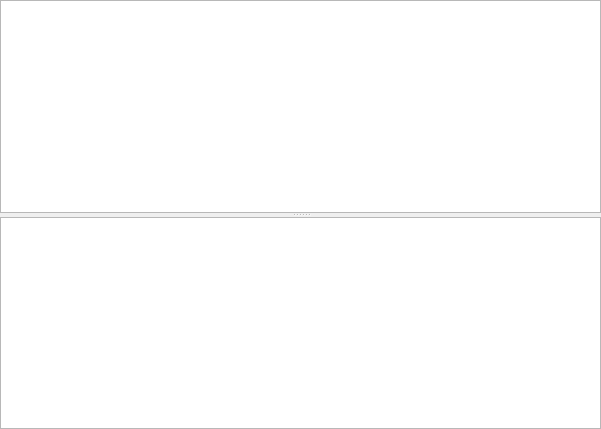
Old version of the form mapviewer.ui in the repository martinribelotta/embedded-ide.
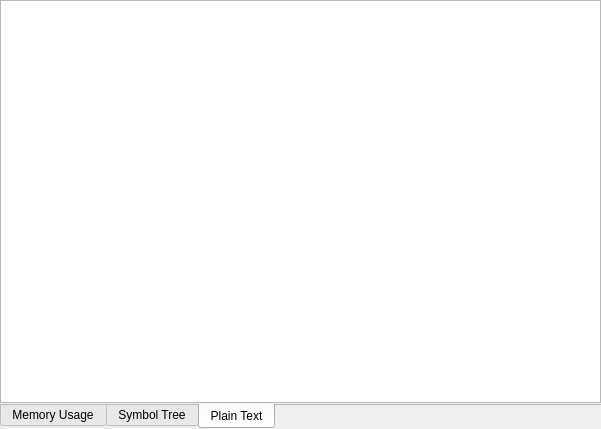
New version of the form. The open tabs and pages were chosen to show the change. Custom widgets are drawn as their Qt base class.

Commit message: MAPVIEW: Tabbed UI, load raw text in last tab

What changed in the file:
```diff
--- a/mapviewer.ui
+++ b/mapviewer.ui
@@ -13,7 +13,7 @@
   <property name="windowTitle">
    <string>Form</string>
   </property>
-  <layout class="QHBoxLayout" name="horizontalLayout">
+  <layout class="QVBoxLayout" name="verticalLayout_4">
    <property name="spacing">
     <number>0</number>
    </property>
@@ -30,10 +30,37 @@
     <number>0</number>
    </property>
    <item>
-    <widget class="QSplitter" name="splitter">
-     <property name="orientation">
-      <enum>Qt::Vertical</enum>
+    <widget class="QTabWidget" name="tabWidget">
+     <property name="tabPosition">
+      <enum>QTabWidget::South</enum>
      </property>
+     <property name="currentIndex">
+      <number>0</number>
+     </property>
+     <property name="documentMode">
+      <bool>true</bool>
+     </property>
+     <widget class="QWidget" name="tab">
+      <attribute name="title">
+       <string>Memory Usage</string>
+      </attribute>
+      <layout class="QVBoxLayout" name="verticalLayout_3">
+       <property name="spacing">
+        <number>0</number>
+       </property>
+       <property name="leftMargin">
+        <number>0</number>
+       </property>
+       <property name="topMargin">
+        <number>0</number>
+       </property>
+       <property name="rightMargin">
+        <number>0</number>
+       </property>
+       <property name="bottomMargin">
+        <number>0</number>
+       </property>
+       <item>
      <widget class="QTableView" name="memoryTable">
       <property name="editTriggers">
        <set>QAbstractItemView::NoEditTriggers</set>
@@ -63,11 +90,74 @@
        <bool>false</bool>
       </attribute>
      </widget>
+       </item>
+      </layout>
+     </widget>
+     <widget class="QWidget" name="tab_2">
+      <attribute name="title">
+       <string>Symbol Tree</string>
+      </attribute>
+      <layout class="QVBoxLayout" name="verticalLayout_2">
+       <property name="spacing">
+        <number>0</number>
+       </property>
+       <property name="leftMargin">
+        <number>0</number>
+       </property>
+       <property name="topMargin">
+        <number>0</number>
+       </property>
+       <property name="rightMargin">
+        <number>0</number>
+       </property>
+       <property name="bottomMargin">
+        <number>0</number>
+       </property>
+       <item>
      <widget class="QTreeView" name="symbolsTable"/>
-    </widget>
+       </item>
+      </layout>
+     </widget>
+     <widget class="QWidget" name="tab_3">
+      <attribute name="title">
+       <string>Plain Text</string>
+      </attribute>
+      <layout class="QVBoxLayout" name="verticalLayout">
+       <property name="spacing">
+        <number>0</number>
+       </property>
+       <property name="leftMargin">
+        <number>0</number>
+       </property>
+       <property name="topMargin">
+        <number>0</number>
+       </property>
+       <property name="rightMargin">
+        <number>0</number>
+       </property>
+       <property name="bottomMargin">
+        <number>0</number>
+       </property>
+       <item>
+        <widget class="CodeEditor" name="rawText">
+         <property name="readOnly">
+          <bool>true</bool>
+         </property>
+        </widget>
    </item>
   </layout>
  </widget>
+    </widget>
+   </item>
+  </layout>
+ </widget>
+ <customwidgets>
+  <customwidget>
+   <class>CodeEditor</class>
+   <extends>QPlainTextEdit</extends>
+   <header>codeeditor.h</header>
+  </customwidget>
+ </customwidgets>
  <resources/>
  <connections/>
 </ui>
```
Lines whose indentation alone changed are shown as unchanged. The commit also changes 1 other file.
